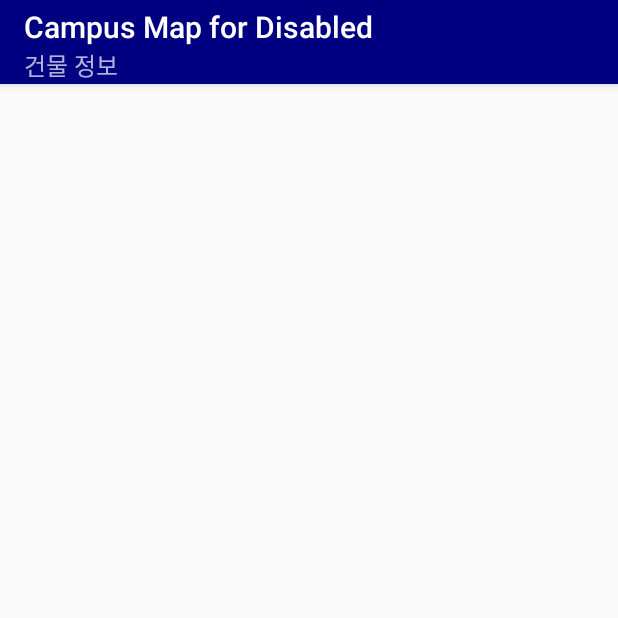
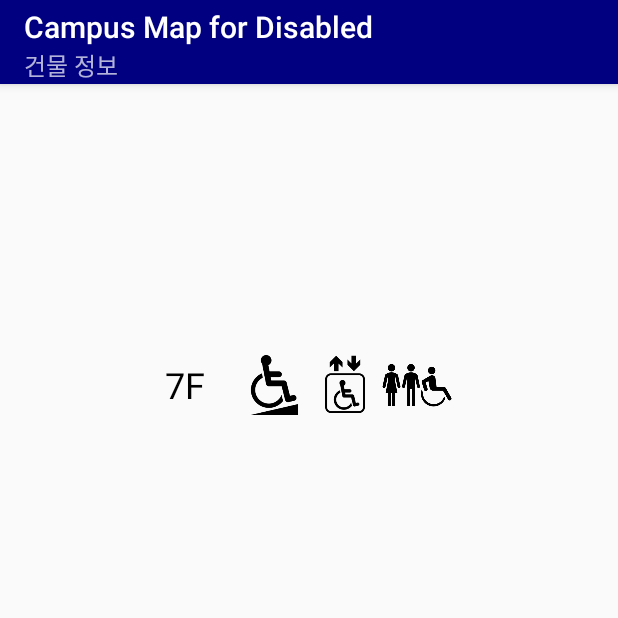
Before and after one commit to UniqueEye/CampusMapforDisabled, an Android app: the BuildingActivity screen opened directly, with no data from a screen before it, on a phone screen of 412 x 824 dp, the top half of it. Run offline under Robolectric (Android 15) with nearby library versions, the phone set to English and light mode, and no system bars; our stand-ins replace Firebase (no records; nobody signed in at launch, a user with empty details on screens opened directly); 1 statement that could not run was skipped.

Commit message:
BuildingActivity, BuildingPost 7층까지 구현

```diff
--- a/app/src/main/java/edu/skku/PRJOECT/TEAM3/BuildingActivity.java
+++ b/app/src/main/java/edu/skku/PRJOECT/TEAM3/BuildingActivity.java
@@ -101,6 +101,14 @@ public class BuildingActivity extends AppCompatActivity {
                             (ImageView)findViewById(R.id.building_6F_toilet),
                             val[6]);
                     break;
+                case 7:
+                    findViewById(R.id.building_row_7F).setVisibility(View.VISIBLE);
+                    setIconVisible(
+                            (ImageView)findViewById(R.id.building_7F_ramp),
+                            (ImageView)findViewById(R.id.building_7F_elevator),
+                            (ImageView)findViewById(R.id.building_7F_toilet),
+                            val[7]);
+                    break;
             }
         }
     }
@@ -158,6 +166,9 @@ public class BuildingActivity extends AppCompatActivity {
                                 case 6:
                                     val[6] = get.f6;
                                     break;
+                                case 7:
+                                    val[7] = get.f7;
+                                    break;
                             }
                         }
 
--- a/app/src/main/java/edu/skku/PRJOECT/TEAM3/BuildingPost.java
+++ b/app/src/main/java/edu/skku/PRJOECT/TEAM3/BuildingPost.java
@@ -16,12 +16,13 @@ public class BuildingPost {
     public int f4;
     public int f5;
     public int f6;
+    public int f7;
 
     public BuildingPost() {
 
     }
 
-    public BuildingPost(String name, double lat, double lon, int low, int high, int b1, int f1, int f2, int f3, int f4, int f5, int f6) {
+    public BuildingPost(String name, double lat, double lon, int low, int high, int b1, int f1, int f2, int f3, int f4, int f5, int f6, int f7) {
         this.name = name;
         this.lat = lat;
         this.lon = lon;
@@ -34,6 +35,7 @@ public class BuildingPost {
         this.f4 = f4;
         this.f5 = f5;
         this.f6 = f6;
+        this.f7 = f7;
     }
 
     public Map<String, Object> toMap() {
@@ -50,6 +52,7 @@ public class BuildingPost {
         result.put("f4", f4);
         result.put("f5", f5);
         result.put("f6", f6);
+        result.put("f7", f7);
 
         return result;
     }
--- a/app/src/main/res/layout-land/activity_building.xml
+++ b/app/src/main/res/layout-land/activity_building.xml
@@ -40,6 +40,41 @@
             android:layout_width="match_parent"
             android:layout_height="wrap_content"
             android:layout_marginBottom="64dp">
+
+            <TableRow
+                android:id="@+id/building_row_7F"
+                android:layout_width="match_parent"
+                android:layout_height="match_parent"
+                android:visibility="visible"
+                tools:visibility="gone">
+
+                <TextView
+                    android:id="@+id/building_textView_7F"
+                    android:layout_width="48dp"
+                    android:layout_height="match_parent"
+                    android:gravity="center_vertical"
+                    android:text="7F"
+                    android:textColor="@android:color/black"
+                    android:textSize="24sp" />
+
+                <ImageView
+                    android:id="@+id/building_7F_ramp"
+                    android:layout_width="48dp"
+                    android:layout_height="48dp"
+                    app:srcCompat="@drawable/ramp" />
+
+                <ImageView
+                    android:id="@+id/building_7F_elevator"
+                    android:layout_width="48dp"
+                    android:layout_height="48dp"
+                    app:srcCompat="@drawable/elevator" />
+
+                <ImageView
+                    android:id="@+id/building_7F_toilet"
+                    android:layout_width="48dp"
+                    android:layout_height="48dp"
+                    app:srcCompat="@drawable/toilet" />
+            </TableRow>
 
             <TableRow
                 android:id="@+id/building_row_6F"
--- a/app/src/main/res/layout/activity_building.xml
+++ b/app/src/main/res/layout/activity_building.xml
@@ -39,6 +39,41 @@
             android:layout_width="match_parent"
             android:layout_height="wrap_content"
             android:layout_marginBottom="64dp">
+
+            <TableRow
+                android:id="@+id/building_row_7F"
+                android:layout_width="match_parent"
+                android:layout_height="match_parent"
+                android:visibility="visible"
+                tools:visibility="gone">
+
+                <TextView
+                    android:id="@+id/building_textView_7F"
+                    android:layout_width="48dp"
+                    android:layout_height="match_parent"
+                    android:gravity="center_vertical"
+                    android:text="7F"
+                    android:textColor="@android:color/black"
+                    android:textSize="24sp" />
+
+                <ImageView
+                    android:id="@+id/building_7F_ramp"
+                    android:layout_width="48dp"
+                    android:layout_height="48dp"
+                    app:srcCompat="@drawable/ramp" />
+
+                <ImageView
+                    android:id="@+id/building_7F_elevator"
+                    android:layout_width="48dp"
+                    android:layout_height="48dp"
+                    app:srcCompat="@drawable/elevator" />
+
+                <ImageView
+                    android:id="@+id/building_7F_toilet"
+                    android:layout_width="48dp"
+                    android:layout_height="48dp"
+                    app:srcCompat="@drawable/toilet" />
+            </TableRow>
 
             <TableRow
                 android:id="@+id/building_row_6F"
```
